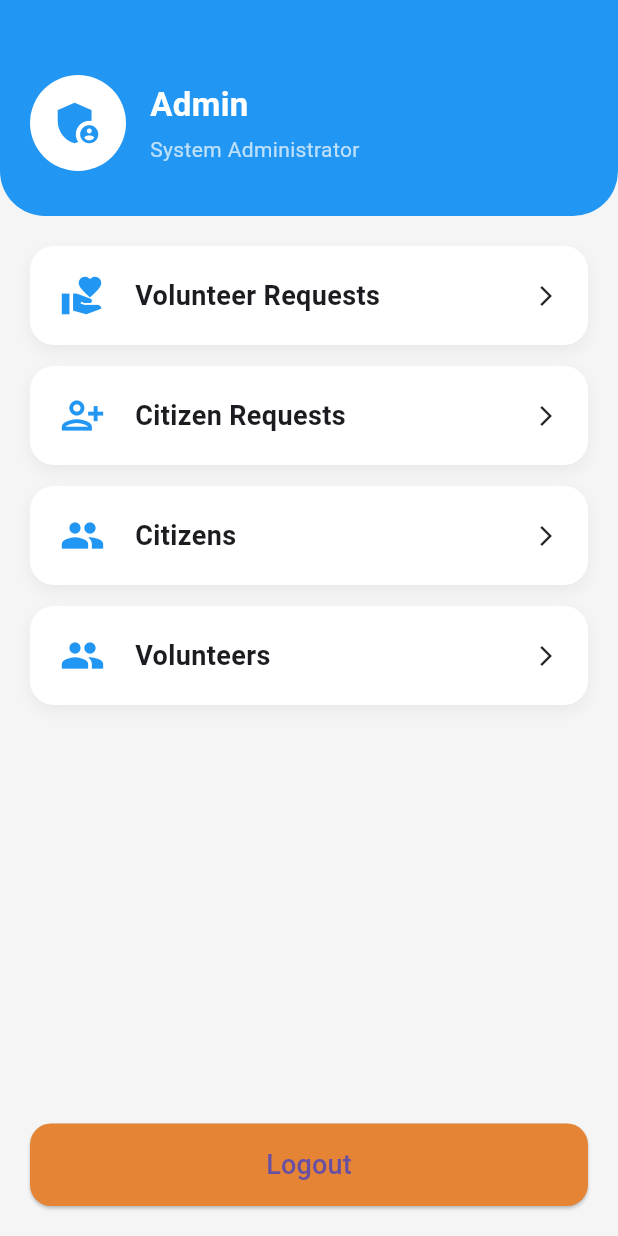
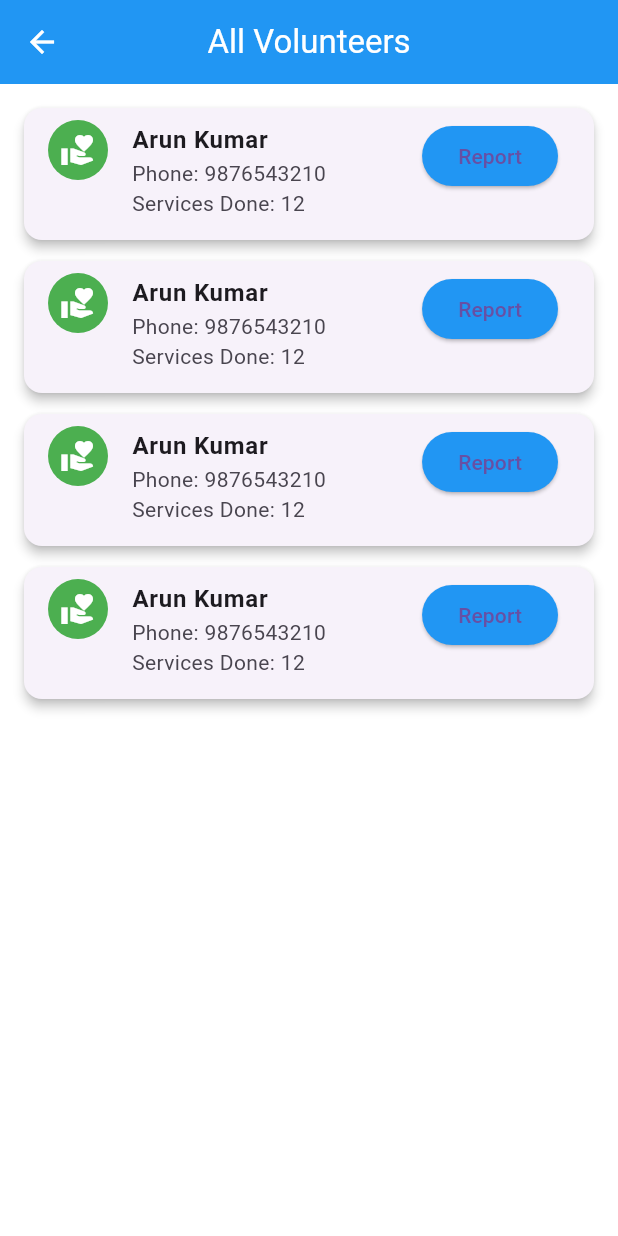
Before and after one commit to SREEHARI-K-I/SeniorConnect, a Flutter app: the AdminDashboard screen opened directly, after a tap on "Volunteers", on a phone screen of 412 x 824 dp. Run offline on Flutter 3.47's test engine with Material 3 defaults, Android fonts, the light colour scheme and no system bars; our stand-ins replace shared_preferences; accounts and stored records are empty.

```diff
--- a/lib/screens/admin.dart
+++ b/lib/screens/admin.dart
@@ -1,6 +1,8 @@
 import 'package:flutter/material.dart';
 import 'package:senior_citizen_app/screens/citizenrequest.dart';
 import 'package:senior_citizen_app/screens/volunrequest.dart';
+import 'package:senior_citizen_app/screens/volunteerlist.dart';
+import 'package:senior_citizen_app/screens/userlist.dart';
 
 class AdminDashboard extends StatelessWidget {
   const AdminDashboard({super.key});
@@ -97,7 +99,12 @@ class AdminDashboard extends StatelessWidget {
                     title: "Citizens",
                     icon: Icons.people,
                     onTap: () {
-                      // Navigate to all users
+                      Navigator.push(
+                        context,
+                        MaterialPageRoute(
+                          builder: (_) => const AllUsersScreen(),
+                        ),
+                      );
                     },
                   ),
 
@@ -105,7 +112,12 @@ class AdminDashboard extends StatelessWidget {
                     title: "Volunteers",
                     icon: Icons.group,
                     onTap: () {
-                      // Navigate to volunteers list
+                      Navigator.push(
+                        context,
+                        MaterialPageRoute(
+                          builder: (_) => const AllVolunteersScreen(),
+                        ),
+                      );
                     },
                   ),
 
--- a/lib/screens/otp_verification.dart
+++ b/lib/screens/otp_verification.dart
@@ -29,7 +29,7 @@ class _OTPVerificationScreenState extends State<OTPVerificationScreen> {
     if (!mounted) return;
     Navigator.pushAndRemoveUntil(
       context,
-      MaterialPageRoute(builder: (_) => const AdminDashboard()),
+      MaterialPageRoute(builder: (_) => const CitizenDashboard()),
       (_) => false,
     );
   }
--- /dev/null
+++ b/lib/screens/volunteerlist.dart
@@ -0,0 +1,70 @@
+import 'package:flutter/material.dart';
+
+class AllVolunteersScreen extends StatelessWidget {
+  const AllVolunteersScreen({super.key});
+
+  @override
+  Widget build(BuildContext context) {
+    return Scaffold(
+      appBar: AppBar(
+        title: const Text("All Volunteers"),
+        centerTitle: true,
+        backgroundColor: Colors.blue,
+        foregroundColor: Colors.white,
+      ),
+      body: ListView.builder(
+        padding: const EdgeInsets.all(16),
+        itemCount: 4, // dummy volunteers
+        itemBuilder: (context, index) {
+          return Card(
+            elevation: 3,
+            margin: const EdgeInsets.only(bottom: 14),
+            shape: RoundedRectangleBorder(
+              borderRadius: BorderRadius.circular(12),
+            ),
+            child: ListTile(
+              leading: const CircleAvatar(
+                backgroundColor: Colors.green,
+                child: Icon(Icons.volunteer_activism, color: Colors.white),
+              ),
+              title: const Text(
+                "Arun Kumar",
+                style: TextStyle(fontWeight: FontWeight.bold),
+              ),
+              subtitle: const Text("Phone: 9876543210\nServices Done: 12"),
+              isThreeLine: true,
+              trailing: ElevatedButton(
+                onPressed: () {
+                  _showReportDialog(context);
+                },
+                style: ElevatedButton.styleFrom(backgroundColor: Colors.blue),
+                child: const Text("Report"),
+              ),
+            ),
+          );
+        },
+      ),
+    );
+  }
+
+  void _showReportDialog(BuildContext context) {
+    showDialog(
+      context: context,
+      builder: (_) => AlertDialog(
+        title: const Text("Volunteer Report"),
+        content: const Text(
+          "Total Services Completed: 12\n"
+          "Medical Assistance: 5\n"
+          "Grocery Help: 4\n"
+          "Emergency Support: 3",
+        ),
+        actions: [
+          TextButton(
+            onPressed: () => Navigator.pop(context),
+            child: const Text("Close"),
+          ),
+        ],
+      ),
+    );
+  }
+}
```
Also changed, not shown: lib/screens/user.dart (+13 -0 lines), lib/screens/userlist.dart (added, +48 -0 lines), lib/screens/volunteer.dart (+13 -0 lines).
